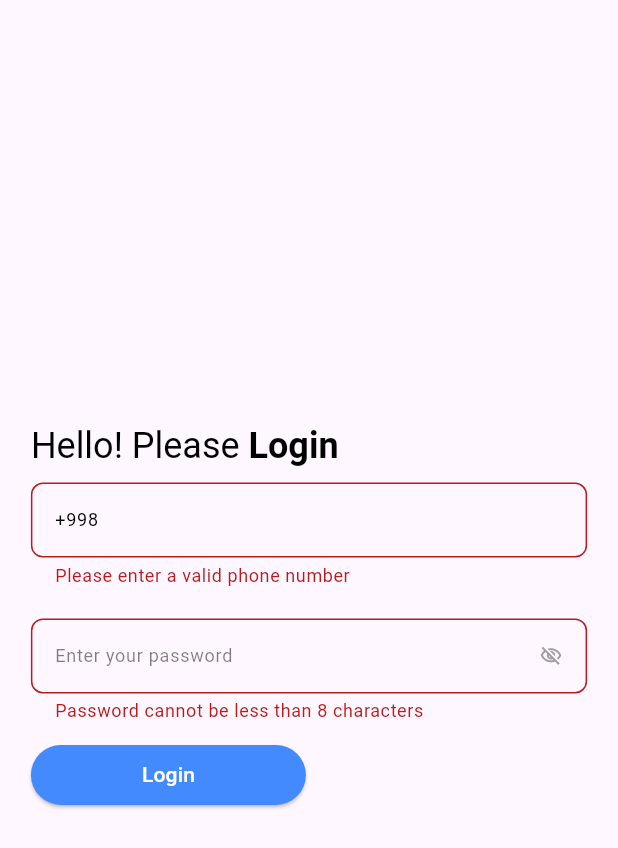
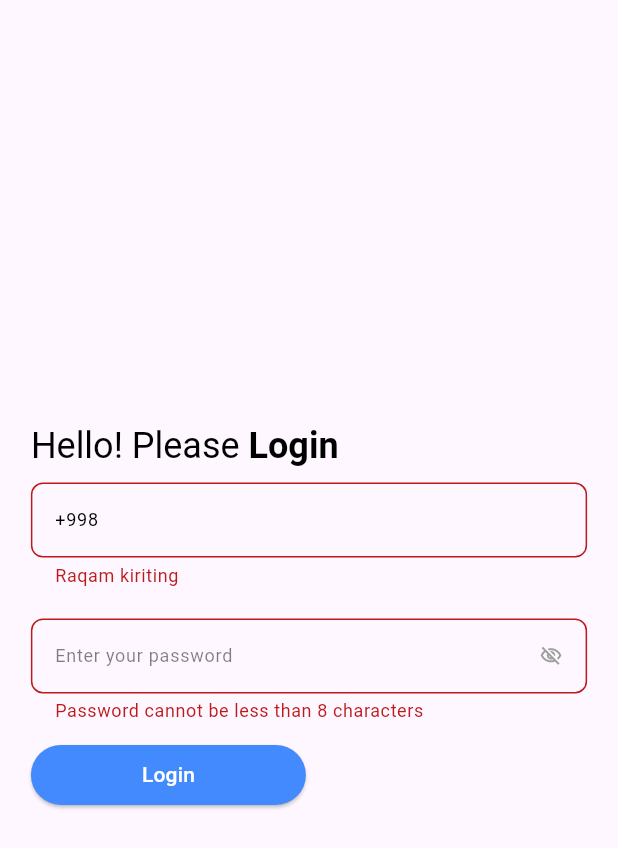
Before and after one commit to SalohiddinSayfiddinov/restaurant, a Flutter app: the screen it shows after launch, after a tap on "Login", on a phone screen of 412 x 824 dp. Shown: the top 848 px of the screen. Run offline on Flutter 3.47's test engine with Material 3 defaults, Android fonts, the phone set to English and light mode, and no system bars; our stand-ins replace flutter_multi_formatter, google_fonts.

Commit message:
validation changed

```diff
--- a/lib/login_page.dart
+++ b/lib/login_page.dart
@@ -62,7 +62,7 @@ class LoginPage extends StatelessWidget {
                       hintText: "Enter your phone",
                       validator: (value) {
                         if (value!.length < 17) {
-                          return "Please enter a valid phone number";
+                          return "Raqam kiriting";
                         }
                         return null;
                       },
```
